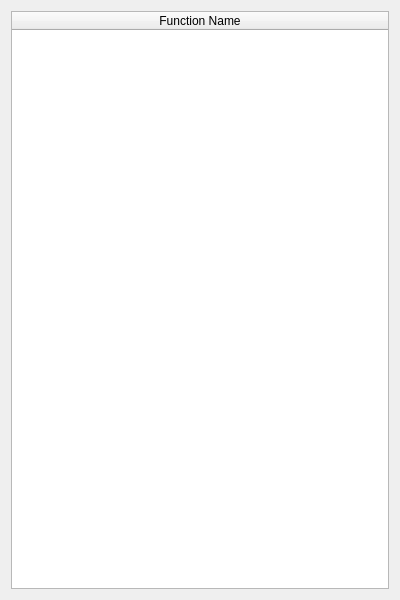
First picture: the form in UI/glitch-user-functions.ui, repository textbrowser/glitch, before the edit.
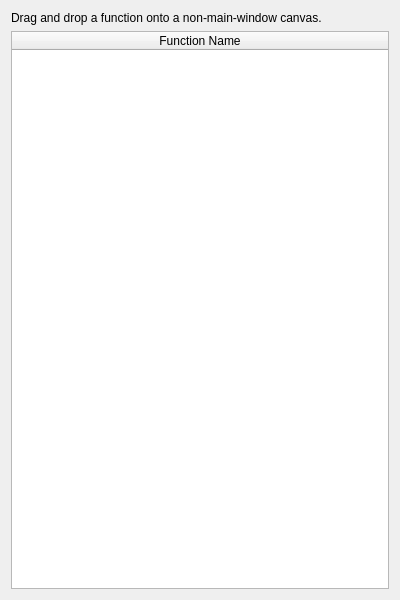
Second picture: the form after the edit. Icons and pictures are not drawn. Custom widgets are drawn as their Qt base class.

The edit to the form file:
```diff
--- a/UI/glitch-user-functions.ui
+++ b/UI/glitch-user-functions.ui
@@ -18,6 +18,16 @@
     <normaloff>:/Logo/glitch-logo.png</normaloff>:/Logo/glitch-logo.png</iconset>
   </property>
   <layout class="QVBoxLayout" name="verticalLayout">
+   <item>
+    <widget class="QLabel" name="label">
+     <property name="text">
+      <string>Drag and drop a function onto a non-main-window canvas.</string>
+     </property>
+     <property name="wordWrap">
+      <bool>true</bool>
+     </property>
+    </widget>
+   </item>
    <item>
     <widget class="glitch_user_functions_tablewidget" name="functions">
      <property name="dragEnabled">
```
